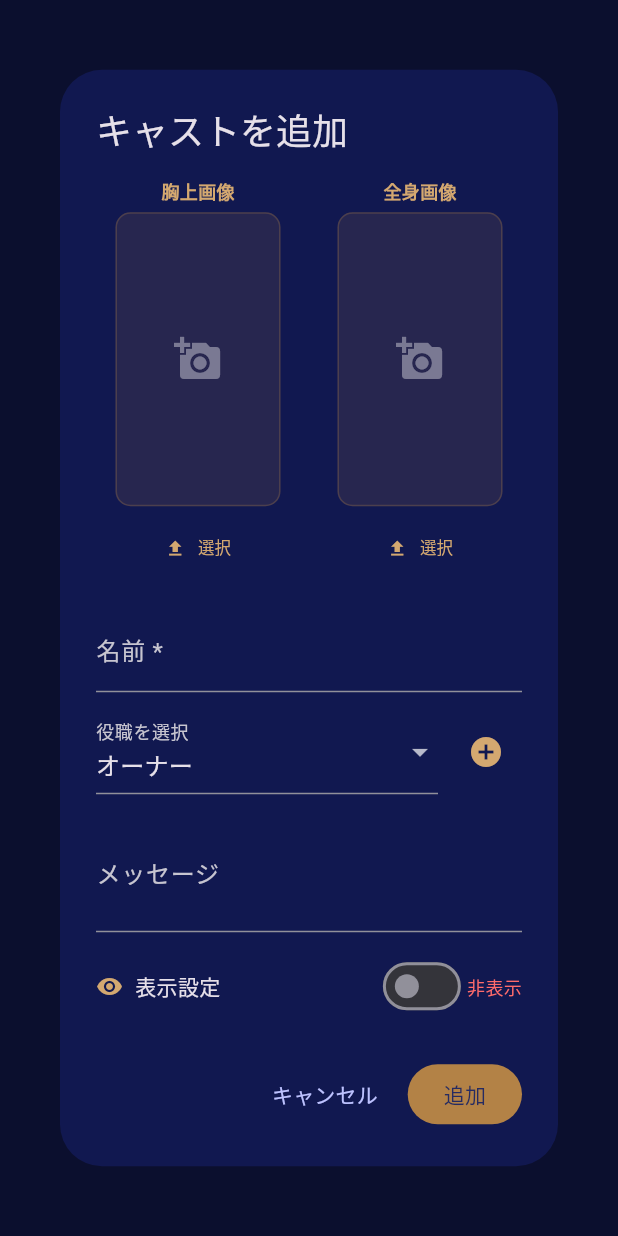
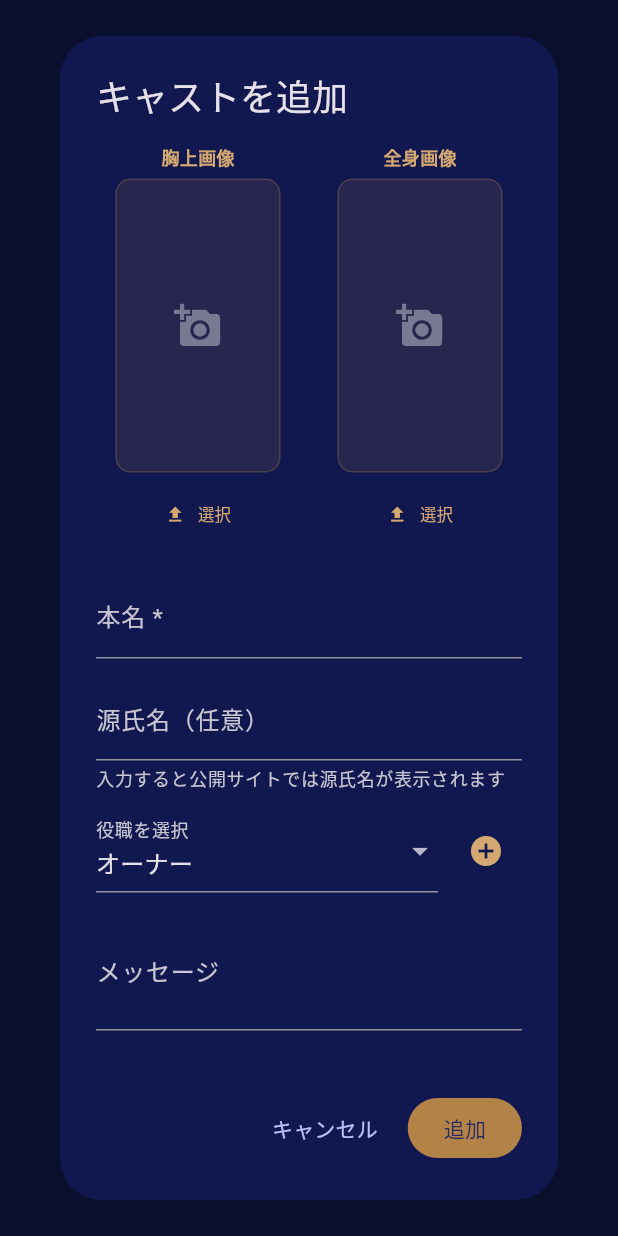
Before and after one commit to Yossy4131/svarga_admin, a Flutter app: the _CastDialog widget shown alone on an empty page, opened directly with empty values, on a phone screen of 412 x 824 dp. Run offline on Flutter 3.47's test engine with Material 3 defaults, Android fonts, the phone set to English and light mode, and no system bars; our stand-ins replace google_fonts, image_picker; network calls fail.

Commit message:
源氏名追加

```diff
--- a/lib/models/cast_model.dart
+++ b/lib/models/cast_model.dart
@@ -1,6 +1,7 @@
 class CastModel {
   final int id;
   final String name;
+  final String? alias;
   final String role;
   final String message;
   final String? avatarUrl;
@@ -12,6 +13,7 @@
   const CastModel({
     required this.id,
     required this.name,
+    this.alias,
     required this.role,
     required this.message,
     required this.avatarUrl,
@@ -21,9 +23,13 @@
     required this.updatedAt,
   });
 
+  /// 表示名: 源氏名 > 本名
+  String get displayName => (alias?.isNotEmpty == true) ? alias! : name;
+
   factory CastModel.fromJson(Map<String, dynamic> j) => CastModel(
     id: j['id'] as int,
     name: j['name'] as String,
+    alias: j['alias'] as String?,
     role: j['role'] as String,
     message: j['message'] as String,
     avatarUrl: j['avatar_url'] as String?,
@@ -35,6 +41,7 @@
 
   Map<String, dynamic> toJson() => {
     'name': name,
+    'alias': alias,
     'role': role,
     'message': message,
     'avatar_url': avatarUrl,
--- a/lib/pages/casts_page.dart
+++ b/lib/pages/casts_page.dart
@@ -198,7 +198,7 @@
             ),
             child: (cast.avatarUrl == null && cast.avatarFullUrl == null)
                 ? Text(
-                    cast.name.isNotEmpty ? cast.name[0] : '?',
+                    cast.displayName.isNotEmpty ? cast.displayName[0] : '?',
                     style: GoogleFonts.shipporiMincho(
                       color: Colors.white,
                       fontWeight: FontWeight.w700,
@@ -212,7 +212,9 @@
               crossAxisAlignment: CrossAxisAlignment.start,
               children: [
                 Text(
-                  cast.name,
+                  cast.alias != null && cast.alias!.isNotEmpty
+                      ? '${cast.alias}（本名: ${cast.name}）'
+                      : cast.name,
                   style: const TextStyle(
                     color: Colors.white,
                     fontWeight: FontWeight.w600,
@@ -303,6 +305,7 @@
 
 class _CastDialogState extends State<_CastDialog> {
   late final TextEditingController _nameCtrl;
+  late final TextEditingController _aliasCtrl;
   late final TextEditingController _msgCtrl;
   List<String> _selectedRoles = [];
   String _pendingRole = _roleOptions.first;
@@ -327,6 +330,7 @@
     super.initState();
     final c = widget.cast;
     _nameCtrl = TextEditingController(text: c?.name ?? '');
+    _aliasCtrl = TextEditingController(text: c?.alias ?? '');
     _msgCtrl = TextEditingController(text: c?.message ?? '');
     _selectedRoles = (c?.role ?? '')
         .split(',')
@@ -342,6 +346,7 @@
   @override
   void dispose() {
     _nameCtrl.dispose();
+    _aliasCtrl.dispose();
     _msgCtrl.dispose();
     super.dispose();
   }
@@ -394,6 +399,7 @@
 
       final body = {
         'name': _nameCtrl.text.trim(),
+        'alias': _aliasCtrl.text.trim().isEmpty ? null : _aliasCtrl.text.trim(),
         'role': _selectedRoles.join(','),
         'message': _msgCtrl.text.trim(),
         'avatar_url': bustUrl,
@@ -549,7 +555,15 @@
               const SizedBox(height: 16),
               TextField(
                 controller: _nameCtrl,
-                decoration: const InputDecoration(labelText: '名前 *'),
+                decoration: const InputDecoration(labelText: '本名 *'),
+              ),
+              const SizedBox(height: 12),
+              TextField(
+                controller: _aliasCtrl,
+                decoration: const InputDecoration(
+                  labelText: '源氏名（任意）',
+                  helperText: '入力すると公開サイトでは源氏名が表示されます',
+                ),
               ),
               const SizedBox(height: 12),
               // 役職選択
```
Also changed, not shown: 1 other file.
